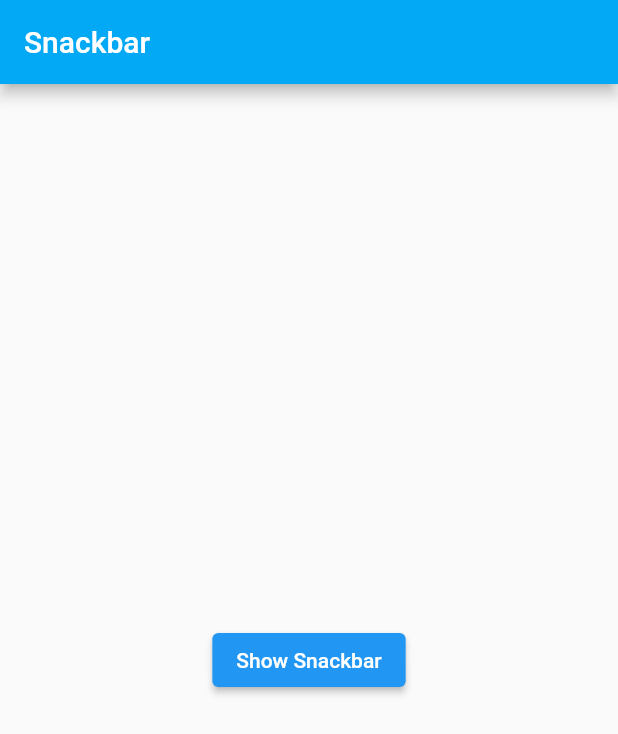
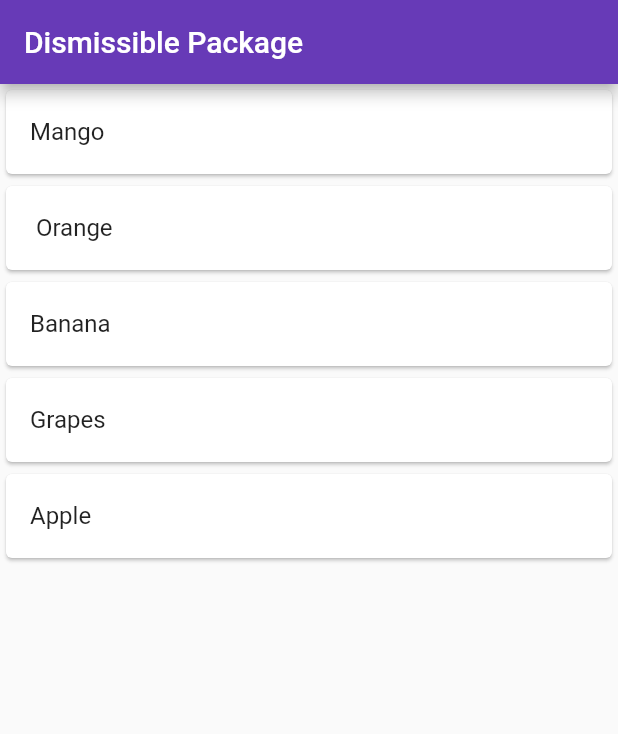
Before and after one commit to Bajrang-Choudhary/FlutterConcepts, a Flutter app: the screen it shows after launch, on a phone screen of 412 x 824 dp. Shown: the top 734 px of the screen. Run offline on Flutter 3.47's test engine with Material 2 defaults, Android fonts, the phone set to English and light mode, and no system bars.

Commit message:
Dismissible Package

```diff
--- /dev/null
+++ b/lib/Widgets/dismissible.dart
@@ -0,0 +1,44 @@
+import 'package:flutter/material.dart';
+
+class DismissibleWidget extends StatefulWidget {
+  const DismissibleWidget({super.key});
+
+  @override
+  State<DismissibleWidget> createState() => _DismissibleWidgetState();
+}
+
+class _DismissibleWidgetState extends State<DismissibleWidget> {
+  List <String> fruits = ['Mango', ' Orange', 'Banana', 'Grapes', 'Apple'];
+  @override
+  Widget build(BuildContext context) {
+    return Scaffold(
+      appBar: AppBar(
+        title: const Text('Dismissible Package'),
+        backgroundColor: Colors.deepPurple,
+      ),
+      body: ListView.builder(itemCount: fruits.length,
+      itemBuilder: (context, index) {
+        final fruit = fruits[index];
+        return Dismissible(
+          onDismissed: (direction){
+            if(direction==DismissDirection.startToEnd){
+              ScaffoldMessenger.of(context).showSnackBar(SnackBar(
+                duration: const Duration(milliseconds: 1000),
+                content: Text(fruits[index]),backgroundColor: Colors.red,));
+            }else{
+              ScaffoldMessenger.of(context).showSnackBar(SnackBar(
+                duration: const Duration(milliseconds: 1000),
+                content: Text(fruits[index]),backgroundColor: Colors.green,));
+            }
+          },
+          key: Key(fruit),
+          background: Container(color: Colors.red,),
+          secondaryBackground: Container(color: Colors.green,),
+          child: Card(
+          child: ListTile(title: Text(fruits[index]),)
+          )
+          );
+      },),
+    );
+  }
+}
--- a/lib/main.dart
+++ b/lib/main.dart
@@ -1,4 +1,5 @@
 import 'package:containers_sizedbox/Widgets/buttons.dart';
+import 'package:containers_sizedbox/Widgets/dismissible.dart';
 import 'package:containers_sizedbox/Widgets/list_grid.dart';
 import 'package:containers_sizedbox/Widgets/rawscols.dart';
 import 'package:containers_sizedbox/Widgets/snackbar.dart';
@@ -21,7 +22,7 @@ class MyApp extends StatelessWidget {
         // appBarTheme: const AppBarTheme(backgroundColor: Colors.green),
       ),
       // home: const Container_Sized(),
-      home: const SnackbarWidget(),
+      home: const DismissibleWidget()
     );
   }
 }
```
